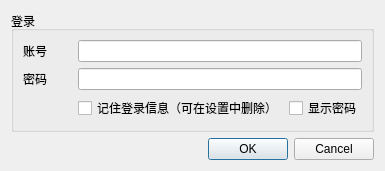
First picture: the form in presentation/dialogs/loginwindow/loginwindow.ui, repository wtalioy/JustConnect, before the edit.
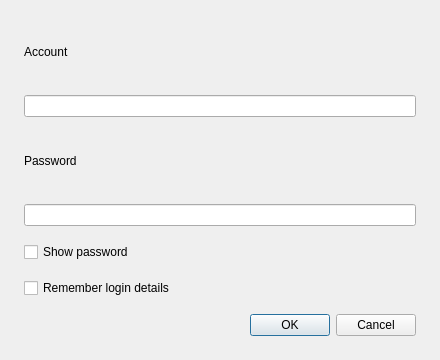
Second picture: the form after the edit.

What changed in the file:
```diff
--- a/presentation/dialogs/loginwindow/loginwindow.ui
+++ b/presentation/dialogs/loginwindow/loginwindow.ui
@@ -6,8 +6,8 @@
    <rect>
     <x>0</x>
     <y>0</y>
-    <width>385</width>
-    <height>155</height>
+    <width>440</width>
+    <height>360</height>
    </rect>
   </property>
   <property name="windowTitle">
@@ -15,50 +15,47 @@
   </property>
   <layout class="QVBoxLayout" name="verticalLayout">
    <item>
-    <widget class="QGroupBox" name="groupBox">
-     <property name="title">
-      <string>登录</string>
-     </property>
-     <layout class="QGridLayout" name="gridLayout_2">
-      <item row="2" column="0">
-       <widget class="QLabel" name="label2">
-        <property name="text">
-         <string>密码</string>
-        </property>
-       </widget>
-      </item>
-      <item row="3" column="1">
-       <widget class="QCheckBox" name="saveLoginDetailCheckBox">
-        <property name="text">
-         <string>记住登录信息（可在设置中删除）</string>
-        </property>
-       </widget>
-      </item>
-      <item row="0" column="0">
        <widget class="QLabel" name="label1">
         <property name="text">
-         <string>账号</string>
+      <string>Account</string>
+     </property>
+     <property name="buddy">
+      <cstring>usernameLineEdit</cstring>
         </property>
        </widget>
       </item>
-      <item row="3" column="2">
-       <widget class="QCheckBox" name="passwordVisibleCheckBox">
+   <item>
+    <widget class="QLineEdit" name="usernameLineEdit" />
+   </item>
+   <item>
+    <widget class="QLabel" name="label2">
         <property name="text">
-         <string>显示密码</string>
+      <string>Password</string>
+     </property>
+     <property name="buddy">
+      <cstring>passwordLineEdit</cstring>
         </property>
        </widget>
       </item>
-      <item row="2" column="1" colspan="2">
+   <item>
        <widget class="QLineEdit" name="passwordLineEdit">
         <property name="echoMode">
          <enum>QLineEdit::EchoMode::Password</enum>
         </property>
        </widget>
       </item>
-      <item row="0" column="1" colspan="2">
-       <widget class="QLineEdit" name="usernameLineEdit"/>
-      </item>
-     </layout>
+   <item>
+    <widget class="QCheckBox" name="passwordVisibleCheckBox">
+     <property name="text">
+      <string>Show password</string>
+     </property>
+    </widget>
+   </item>
+   <item>
+    <widget class="QCheckBox" name="saveLoginDetailCheckBox">
+     <property name="text">
+      <string>Remember login details</string>
+     </property>
     </widget>
    </item>
    <item>
@@ -71,6 +68,21 @@
      </property>
     </widget>
    </item>
+   <property name="spacing">
+    <number>16</number>
+   </property>
+   <property name="leftMargin">
+    <number>24</number>
+   </property>
+   <property name="rightMargin">
+    <number>24</number>
+   </property>
+   <property name="topMargin">
+    <number>24</number>
+   </property>
+   <property name="bottomMargin">
+    <number>24</number>
+   </property>
   </layout>
  </widget>
  <tabstops>
```
Left out of the diff: 4 changed lines with no effect on the pictures. Lines whose indentation alone changed are shown as unchanged.
